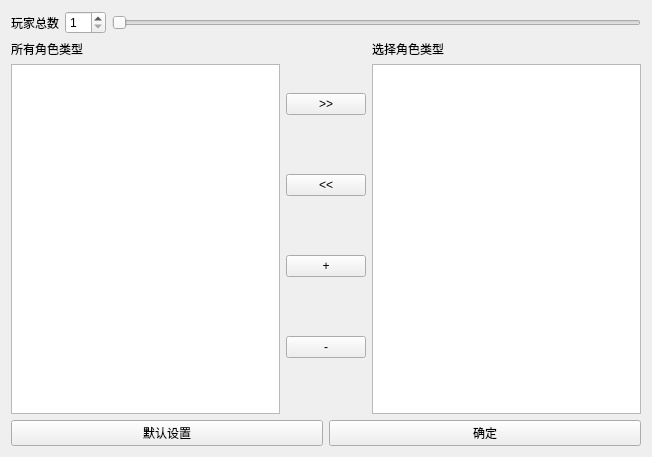
This is gui/game_set_form.ui in Remalloc/werewolf as Qt 5 draws it before an edit. The edited form follows.
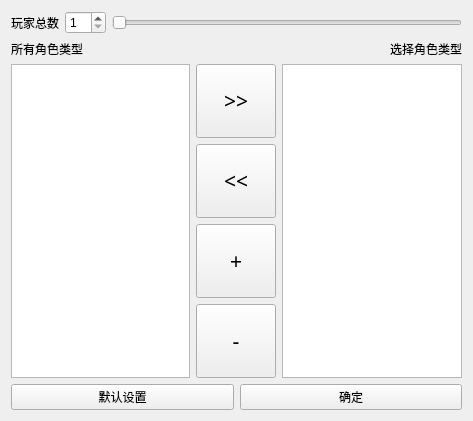
This is the edited form. Icons and pictures are not drawn.

```diff
--- a/gui/game_set_form.ui
+++ b/gui/game_set_form.ui
@@ -6,8 +6,8 @@
    <rect>
     <x>0</x>
     <y>0</y>
-    <width>652</width>
-    <height>457</height>
+    <width>473</width>
+    <height>421</height>
    </rect>
   </property>
   <property name="windowTitle">
@@ -52,26 +52,50 @@
          </item>
         </layout>
        </item>
+       <item>
+        <layout class="QHBoxLayout" name="horizontalLayout_2">
+         <item>
+          <widget class="QLabel" name="listLabel">
+           <property name="text">
+            <string>所有角色类型</string>
+           </property>
+          </widget>
+         </item>
+         <item>
+          <widget class="QLabel" name="listLabel_2">
+           <property name="text">
+            <string>选择角色类型</string>
+           </property>
+           <property name="alignment">
+            <set>Qt::AlignRight|Qt::AlignTrailing|Qt::AlignVCenter</set>
+           </property>
+          </widget>
+         </item>
+        </layout>
+       </item>
        <item>
         <layout class="QHBoxLayout" name="playerSetLayout">
          <item>
-          <layout class="QVBoxLayout" name="listLayout">
-           <item>
-            <widget class="QLabel" name="listLabel">
-             <property name="text">
-              <string>所有角色类型</string>
-             </property>
-            </widget>
-           </item>
-           <item>
-            <widget class="QListWidget" name="allRoleList"/>
-           </item>
-          </layout>
+          <widget class="QListWidget" name="allRoleList"/>
          </item>
          <item>
           <layout class="QVBoxLayout" name="controlLayout">
            <item>
             <widget class="QPushButton" name="rightButton">
+             <property name="sizePolicy">
+              <sizepolicy hsizetype="Minimum" vsizetype="Minimum">
+               <horstretch>0</horstretch>
+               <verstretch>0</verstretch>
+              </sizepolicy>
+             </property>
+             <property name="font">
+              <font>
+               <family>Agency FB</family>
+               <pointsize>16</pointsize>
+               <weight>50</weight>
+               <bold>false</bold>
+              </font>
+             </property>
              <property name="text">
               <string>&gt;&gt;</string>
              </property>
@@ -79,6 +103,20 @@
            </item>
            <item>
             <widget class="QPushButton" name="leftButton">
+             <property name="sizePolicy">
+              <sizepolicy hsizetype="Minimum" vsizetype="Minimum">
+               <horstretch>0</horstretch>
+               <verstretch>0</verstretch>
+              </sizepolicy>
+             </property>
+             <property name="font">
+              <font>
+               <family>Agency FB</family>
+               <pointsize>16</pointsize>
+               <weight>50</weight>
+               <bold>false</bold>
+              </font>
+             </property>
              <property name="text">
               <string>&lt;&lt;</string>
              </property>
@@ -86,6 +124,20 @@
            </item>
            <item>
             <widget class="QPushButton" name="addButton">
+             <property name="sizePolicy">
+              <sizepolicy hsizetype="Minimum" vsizetype="Minimum">
+               <horstretch>0</horstretch>
+               <verstretch>0</verstretch>
+              </sizepolicy>
+             </property>
+             <property name="font">
+              <font>
+               <family>Agency FB</family>
+               <pointsize>16</pointsize>
+               <weight>50</weight>
+               <bold>false</bold>
+              </font>
+             </property>
              <property name="text">
               <string>+</string>
              </property>
@@ -93,6 +145,20 @@
            </item>
            <item>
             <widget class="QPushButton" name="dellButton">
+             <property name="sizePolicy">
+              <sizepolicy hsizetype="Minimum" vsizetype="Minimum">
+               <horstretch>0</horstretch>
+               <verstretch>0</verstretch>
+              </sizepolicy>
+             </property>
+             <property name="font">
+              <font>
+               <family>Agency FB</family>
+               <pointsize>16</pointsize>
+               <weight>50</weight>
+               <bold>false</bold>
+              </font>
+             </property>
              <property name="text">
               <string>-</string>
              </property>
@@ -101,18 +167,7 @@
           </layout>
          </item>
          <item>
-          <layout class="QVBoxLayout" name="listLayout_2">
-           <item>
-            <widget class="QLabel" name="listLabel_2">
-             <property name="text">
-              <string>选择角色类型</string>
-             </property>
-            </widget>
-           </item>
-           <item>
-            <widget class="QListWidget" name="selectRoleList"/>
-           </item>
-          </layout>
+          <widget class="QListWidget" name="selectRoleList"/>
          </item>
         </layout>
        </item>
```
Left out of the diff: 10 changed lines with no effect on the pictures.
